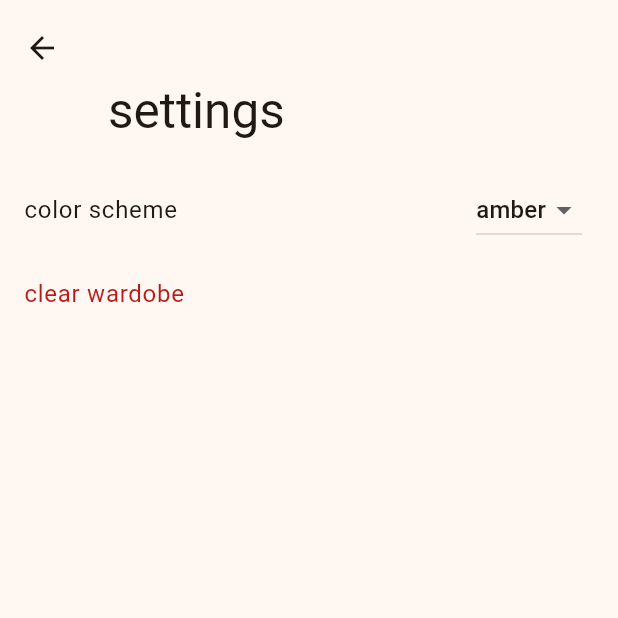
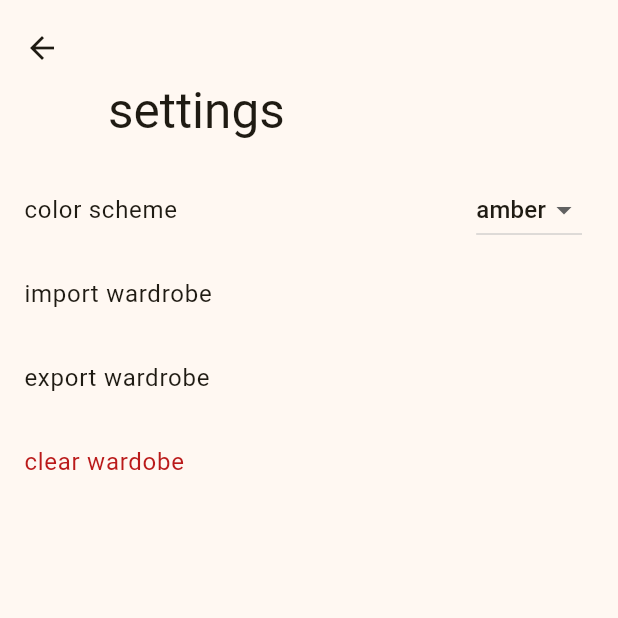
Before and after one commit to mohsen-w-elsisi/wardrobe_app, a Flutter app: the screen it shows after launch, after a tap on the "settings" icon, on a phone screen of 412 x 824 dp, the top half of it. Run offline on Flutter 3.47's test engine with Material 3 defaults, Android fonts, the phone set to English and light mode, and no system bars; our stand-ins replace flutter_svg, freezed_annotation, get_it, hive, hive_flutter, image_picker and 2 more; accounts and stored records are empty; project files that could hold a hidden picture were left out.

Commit message:
- added import/export functionality (not yet implemeneted) - added import/expoirt tiles to settings screen - refactored app dependancy initialisation to its own class - refactored setings screen

```diff
--- /dev/null
+++ b/lib/cloth_item/backend/import_export.dart
@@ -0,0 +1,17 @@
+import 'package:wardrobe_app/cloth_item/backend/cloth_item.dart';
+import 'package:wardrobe_app/cloth_item/backend/manager.dart';
+
+class MockClothItemImporter implements ClothItemImporter {
+  @override
+  List<ClothItem> import(String json) {
+    print("$json imported");
+    return [];
+  }
+}
+
+class MockClothItemExporter implements ClothItemExporter {
+  @override
+  String export(List<ClothItem> items) {
+    return " ";
+  }
+}
--- a/lib/cloth_item/backend/manager.dart
+++ b/lib/cloth_item/backend/manager.dart
@@ -4,13 +4,28 @@ import 'cloth_item.dart';
 class ClothItemManager extends ChangeNotifier {
   late List<ClothItem> _clothItems;
   final ClothItemStorageAgent storageAgent;
+  final ClothItemImporter importer;
+  final ClothItemExporter exporter;
 
-  ClothItemManager({required this.storageAgent}) {
+  ClothItemManager({
+    required this.storageAgent,
+    required this.importer,
+    required this.exporter,
+  }) {
     _clothItems = storageAgent.savedItems;
     _filterDuplicates();
   }
 
-  List<ClothItem> get clothItems => _clothItems;
+  void import(String json) {
+    final importedItems = importer.import(json);
+    importedItems.forEach(saveItem);
+  }
+
+  String export() {
+    return exporter.export(clothItems);
+  }
+
+  List<ClothItem> get clothItems => List.unmodifiable(_clothItems);
 
   void saveItem(ClothItem clothItem) {
     if (_itemIsAlreadySaved(clothItem)) {
@@ -104,3 +119,11 @@ abstract class ClothItemStorageAgent {
   Future<void>? deleteClothItem(ClothItem clothItem);
   Future<void>? deleteAll();
 }
+
+abstract class ClothItemExporter {
+  String export(List<ClothItem> items);
+}
+
+abstract class ClothItemImporter {
+  List<ClothItem> import(String json);
+}
--- /dev/null
+++ b/lib/dependency_initialiser.dart
@@ -0,0 +1,63 @@
+import 'package:get_it/get_it.dart';
+import 'package:hive_flutter/hive_flutter.dart';
+
+import 'cloth_item/backend/hive_storage_agent.dart';
+import "cloth_item/backend/import_export.dart";
+import 'cloth_item/backend/manager.dart';
+import 'outfit/backend/manager.dart';
+import 'theme/shared_preferences_theme_storage_agent.dart';
+import 'theme/theme_settings_controller.dart';
+import 'outfit/backend/hive_storage_agent.dart';
+
+class AppDependencyInitialiser {
+  static Future<void> initiaseDependencies() async {
+    await _initHive();
+    await _initClothItemManager();
+    await _initOutfitManager();
+    _initThemeSettingsController();
+  }
+
+  static Future<void> _initHive() async {
+    await Hive.initFlutter();
+  }
+
+  static Future<void> _initClothItemManager() async {
+    final storageAgent = await _createClothItemStorageAgent();
+    final clothItemManager = ClothItemManager(
+      storageAgent: storageAgent,
+      importer: MockClothItemImporter(),
+      exporter: MockClothItemExporter(),
+    );
+    _registerWithGetIt(clothItemManager);
+  }
+
+  static Future<ClothItemStorageAgent> _createClothItemStorageAgent() async {
+    final storageAgent = HiveClothItemStorageAgent();
+    await storageAgent.initialize();
+    return storageAgent;
+  }
+
+  static Future<void> _initOutfitManager() async {
+    final storageAgent = await _createOutfitStorageAgent();
+    final outfitManager = OutfitManager(storageAgent: storageAgent);
+    _registerWithGetIt(outfitManager);
+  }
+
+  static Future<OutfitStorageAgent> _createOutfitStorageAgent() async {
+    final storageAgent = HiveOutfitStorageAgent();
+    await storageAgent.initialise();
+    return storageAgent;
+  }
+
+  static void _initThemeSettingsController() {
+    final storageAgent = SharedPreferencesThemeStorageAgent();
+    final themeSettingsController = ThemeSettingsController(
+      storageAgent: storageAgent,
+    );
+    _registerWithGetIt(themeSettingsController);
+  }
+
+  static void _registerWithGetIt<T extends Object>(T object) {
+    GetIt.I.registerSingleton<T>(object);
+  }
+}
--- a/lib/main.dart
+++ b/lib/main.dart
@@ -2,53 +2,13 @@ import 'dart:async';
 
 import 'package:flutter/material.dart';
 import 'package:get_it/get_it.dart';
-import 'package:wardrobe_app/cloth_item/backend/manager.dart';
-import 'package:wardrobe_app/cloth_item/backend/hive_storage_agent.dart';
+import 'package:wardrobe_app/dependency_initialiser.dart';
 import 'package:wardrobe_app/home_screen.dart';
-import 'package:wardrobe_app/outfit/backend/hive_storage_agent.dart';
-import 'package:wardrobe_app/outfit/backend/manager.dart';
-import 'package:wardrobe_app/theme/shared_preferences_theme_storage_agent.dart';
 import 'package:wardrobe_app/theme/theme_settings_controller.dart';
-import 'package:hive_flutter/hive_flutter.dart';
 
 Future<void> main() async {
-  await Hive.initFlutter();
-
-  await _initClothItemManager();
-  await _initOutfitManager();
-  _initThemeSettingsController();
-
+  await AppDependencyInitialiser.initiaseDependencies();
   runApp(const App());
-}
-
-Future<void> _initClothItemManager() async {
-  final hiveClothItemStorageAgent = HiveClothItemStorageAgent();
-  await hiveClothItemStorageAgent.initialize();
-
-  GetIt.I.registerSingleton<ClothItemManager>(
-    ClothItemManager(
-      storageAgent: hiveClothItemStorageAgent,
-    ),
-  );
-}
-
-Future<void> _initOutfitManager() async {
-  final storageAgent = HiveOutfitStorageAgent();
-  await storageAgent.initialise();
-
-  GetIt.I.registerSingleton<OutfitManager>(
-    OutfitManager(
-      storageAgent: storageAgent,
-    ),
-  );
-}
-
-void _initThemeSettingsController() {
-  GetIt.I.registerSingleton<ThemeSettingsController>(
-    ThemeSettingsController(
-      storageAgent: SharedPreferencesThemeStorageAgent(),
-    ),
-  );
 }
 
 class App extends StatelessWidget {
@@ -56,11 +16,9 @@ class App extends StatelessWidget {
 
   @override
   Widget build(BuildContext context) {
-    final themeSettingsController = GetIt.I.get<ThemeSettingsController>();
-
     return ListenableBuilder(
       listenable: themeSettingsController,
-      builder: (context, _) {
+      builder: (_, __) {
         return MaterialApp(
           theme: ThemeData(
             useMaterial3: true,
@@ -75,4 +33,7 @@ class App extends StatelessWidget {
       },
     );
   }
+
+  ThemeSettingsController get themeSettingsController =>
+      GetIt.I.get<ThemeSettingsController>();
 }
--- /dev/null
+++ b/lib/settings_screen/color_scheme.dart
@@ -0,0 +1,40 @@
+import 'package:flutter/material.dart';
+import 'package:get_it/get_it.dart';
+import 'package:wardrobe_app/theme/theme_settings_controller.dart';
+import 'package:wardrobe_app/theme/utils.dart';
+
+class ColorSchemeDropDownSettingsTile extends StatelessWidget {
+  const ColorSchemeDropDownSettingsTile({super.key});
+
+  @override
+  Widget build(BuildContext context) {
+    return ListenableBuilder(
+      listenable: themeSettingsController,
+      builder: (_, __) {
+        return ListTile(
+          title: const Text("color scheme"),
+          trailing: DropdownButton(
+            value: themeSettingsController.colorSchemeSeed.value,
+            onChanged: (value) => _setColorSchemeSeed(value!),
+            items: _menuItems,
+          ),
+        );
+      },
+    );
+  }
+
+  List<DropdownMenuItem<int>> get _menuItems => [
+        for (final entry in colorSchemeSeedOptions.entries)
+          DropdownMenuItem(
+            value: entry.value.value,
+            child: Text(entry.key),
+          )
+      ];
+
+  void _setColorSchemeSeed(int colorValue) {
+    themeSettingsController.colorSchemeSeed = Color(colorValue);
+  }
+
+  ThemeSettingsController get themeSettingsController =>
+      GetIt.I.get<ThemeSettingsController>();
+}
--- /dev/null
+++ b/lib/settings_screen/import_export_tile.dart
@@ -0,0 +1,77 @@
+import 'package:flutter/material.dart';
+import 'package:get_it/get_it.dart';
+import 'package:share_plus/share_plus.dart';
+import 'package:wardrobe_app/cloth_item/backend/manager.dart';
+
+class SettingsScreenExportTile extends StatelessWidget {
+  const SettingsScreenExportTile({super.key});
+
+  @override
+  Widget build(BuildContext context) {
+    return ListTile(
+      onTap: _export,
+      title: const Text("export wardrobe"),
+    );
+  }
+
+  void _export() {
+    final json = _clothItemManager.export();
+    Share.share(json);
+  }
+
+  ClothItemManager get _clothItemManager => GetIt.I.get<ClothItemManager>();
+}
+
+class SettingsScreenImportTile extends StatelessWidget {
+  const SettingsScreenImportTile({super.key});
+
+  @override
+  Widget build(BuildContext context) {
+    return ListTile(
+      onTap: () => _showImportModal(context),
+      title: const Text("import wardrobe"),
+    );
+  }
+
+  void _showImportModal(BuildContext context) {
+    _ImportModal(context).show();
+  }
+}
+
+class _ImportModal {
+  final _clothItemManager = GetIt.I.get<ClothItemManager>();
+  final BuildContext _context;
+  String _json = "";
+
+  _ImportModal(this._context);
+
+  void show() {
+    showDialog(context: _context, builder: (_) => _build());
+  }
+
+  Widget _build() {
+    return AlertDialog(
+      title: const Text("import"),
+      content: TextField(
+        onChanged: (value) => _json = value,
+      ),
+      actions: [
+        TextButton(
+          onPressed: _dismiss,
+          child: const Text("cancel"),
+        ),
+        TextButton(
+          onPressed: _import,
+          child: const Text("import"),
+        ),
+      ],
+    );
+  }
+
+  void _dismiss() => Navigator.pop(_context);
+
+  void _import() {
+    _clothItemManager.import(_json);
+    _dismiss();
+  }
+}
--- a/lib/settings_screen/settings_screen.dart
+++ b/lib/settings_screen/settings_screen.dart
@@ -1,66 +1,41 @@
 import 'package:flutter/material.dart';
-import 'package:get_it/get_it.dart';
-import 'package:wardrobe_app/theme/theme_settings_controller.dart';
-import 'package:wardrobe_app/theme/utils.dart';
+import 'package:wardrobe_app/settings_screen/import_export_tile.dart';
 
 import 'clear_wardrobe_tile.dart';
+import 'color_scheme.dart';
 
 class SettingsScreen extends StatelessWidget {
-  final themeSettingsController = GetIt.I.get<ThemeSettingsController>();
+  static const _settingsTiles = [
+    ColorSchemeDropDownSettingsTile(),
+    SettingsScreenImportTile(),
+    SettingsScreenExportTile(),
+    SettingsScreenClearWardrobeTile(),
+  ];
 
-  SettingsScreen({super.key});
+  const SettingsScreen({super.key});
 
   @override
   Widget build(BuildContext context) {
     return Scaffold(
-      body: ListenableBuilder(
-          listenable: themeSettingsController,
-          builder: (context, _) {
-            return CustomScrollView(
-              slivers: <Widget>[
-                const SliverAppBar.medium(
-                  flexibleSpace: FlexibleSpaceBar(
-                    title: Text("settings"),
-                  ),
-                ),
-                SliverList.list(
-                  children: [
-                    _ColorSchemeDropDownSettingsTile(),
-                    const SettingsScreenClearWardrobeTile(),
-                  ],
-                )
-              ],
-            );
-          }),
+      body: CustomScrollView(
+        slivers: [
+          const _AppBar(),
+          SliverList.list(children: _settingsTiles),
+        ],
+      ),
     );
   }
 }
 
-class _ColorSchemeDropDownSettingsTile extends StatelessWidget {
-  final themeSettingsController = GetIt.I.get<ThemeSettingsController>();
-
-  _ColorSchemeDropDownSettingsTile();
+class _AppBar extends StatelessWidget {
+  const _AppBar();
 
   @override
   Widget build(BuildContext context) {
-    final items = [
-      for (final entry in colorSchemeSeedOptions.entries)
-        DropdownMenuItem(
-          value: entry.value.value,
-          child: Text(entry.key),
-        )
-    ];
-    return ListTile(
-      title: const Text("color scheme"),
-      trailing: DropdownButton(
-        value: themeSettingsController.colorSchemeSeed.value,
-        onChanged: (value) => _setColorSchemeSeed(value!),
-        items: items,
+    return const SliverAppBar.medium(
+      flexibleSpace: FlexibleSpaceBar(
+        title: Text("settings"),
       ),
     );
   }
-
-  void _setColorSchemeSeed(int colorValue) {
-    themeSettingsController.colorSchemeSeed = Color(colorValue);
-  }
 }
```
